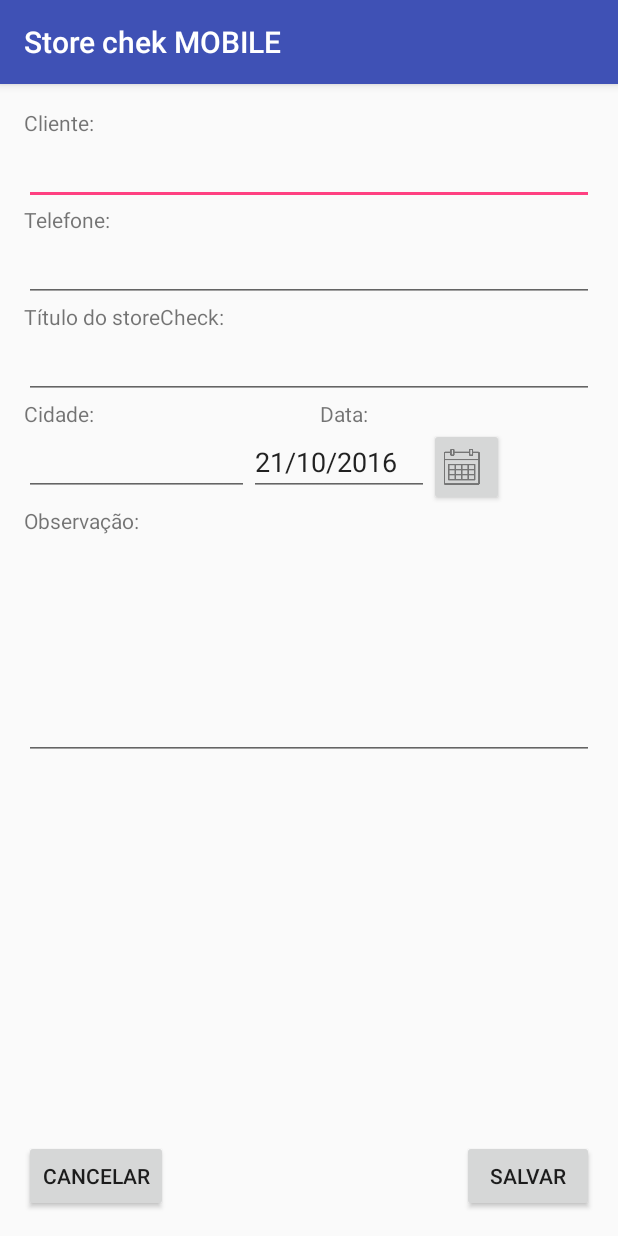
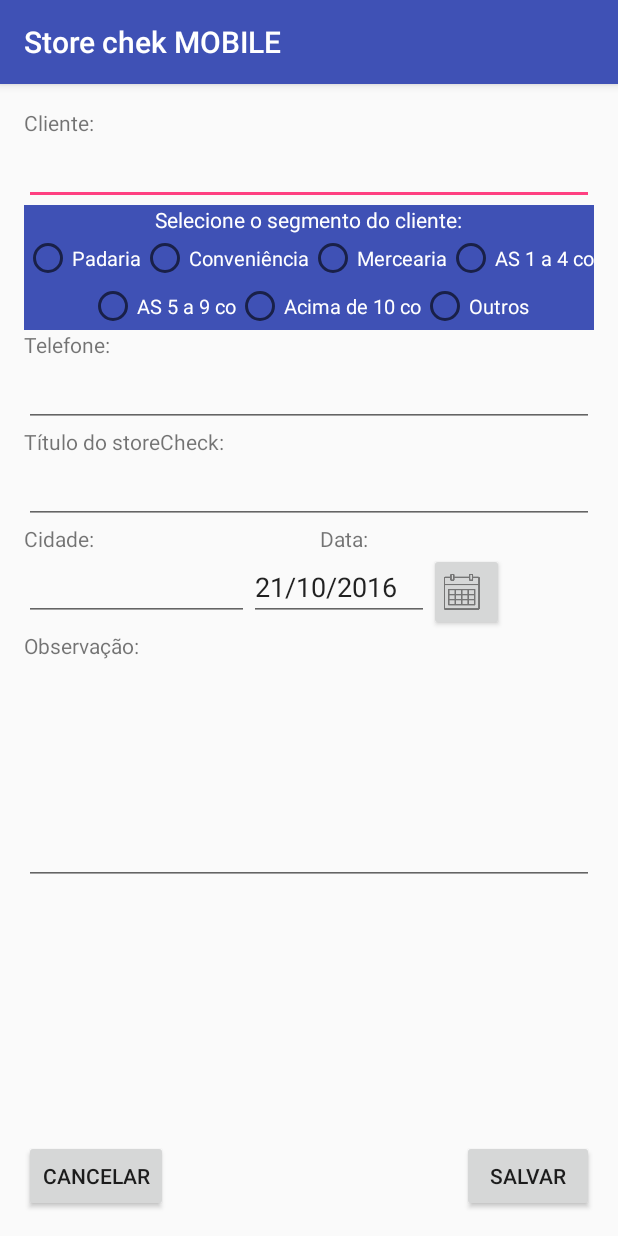
Before and after one commit to lucasaraujoo/StoreCheck, an Android app: the ControladorCotacao screen opened directly, with no data from a screen before it, on a phone screen of 412 x 824 dp. Run offline under Robolectric (Android 15) with nearby library versions, the phone set to English and light mode, and no system bars; 2 statements that could not run were skipped.

Commit message:
Melhorias, correção de bugs

```diff
--- a/app/src/main/java/badgears/storecheck/AjudaActivity.java
+++ b/app/src/main/java/badgears/storecheck/AjudaActivity.java
@@ -1,5 +1,6 @@
 package badgears.storecheck;
 
+import android.content.pm.ActivityInfo;
 import android.support.v7.app.AppCompatActivity;
 import android.os.Bundle;
 import android.view.View;
@@ -13,6 +14,7 @@ public class AjudaActivity extends AppCompatActivity {
     @Override
     protected void onCreate(Bundle savedInstanceState) {
         super.onCreate(savedInstanceState);
+        super.setRequestedOrientation(ActivityInfo.SCREEN_ORIENTATION_PORTRAIT);
 
         setContentView(R.layout.activity_ajuda);
         BtnVoltar = (Button) findViewById(R.id.btnVoltar);
--- a/app/src/main/java/badgears/storecheck/Controladores/ControladorColocarPrecos.java
+++ b/app/src/main/java/badgears/storecheck/Controladores/ControladorColocarPrecos.java
@@ -2,6 +2,7 @@ package badgears.storecheck.Controladores;
 
 import android.content.DialogInterface;
 import android.content.Intent;
+import android.content.pm.ActivityInfo;
 import android.support.v7.app.AppCompatActivity;
 import android.os.Bundle;
 import android.view.View;
@@ -32,6 +33,7 @@ public class ControladorColocarPrecos extends AppCompatActivity {
     protected void onCreate(Bundle savedInstanceState) {
         super.onCreate(savedInstanceState);
         setContentView(R.layout.activity_colocar_precos);
+        super.setRequestedOrientation(ActivityInfo.SCREEN_ORIENTATION_PORTRAIT);
 
         lista = (ListView) findViewById(R.id.ListaProdutosPrecos);
         btnSalvar = (Button) findViewById(R.id.btnSalvarVlr);
--- a/app/src/main/java/badgears/storecheck/Controladores/ControladorCotacao.java
+++ b/app/src/main/java/badgears/storecheck/Controladores/ControladorCotacao.java
@@ -13,6 +13,7 @@ import android.app.DatePickerDialog;
 import android.app.Dialog;
 import android.content.DialogInterface;
 import android.content.Intent;
+import android.content.pm.ActivityInfo;
 import android.support.v7.app.AppCompatActivity;
 import android.os.Bundle;
 import android.text.format.DateUtils;
@@ -50,6 +51,7 @@ public class ControladorCotacao extends AppCompatActivity implements Button.OnCl
     protected void onCreate(Bundle savedInstanceState) {
         super.onCreate(savedInstanceState);
         setContentView(R.layout.activity_cotar);
+        super.setRequestedOrientation(ActivityInfo.SCREEN_ORIENTATION_PORTRAIT);
 
         this.edDataCotacao  =   (EditText)  findViewById(R.id.etData);
         this.edNomeCotacao  =   (EditText)  findViewById(R.id.etNomeCotacao);
@@ -57,6 +59,8 @@ public class ControladorCotacao extends AppCompatActivity implements Button.OnCl
         this.edCidade       =   (EditText)  findViewById(R.id.etCidade);
         this.edNomeCliente  =   (EditText)  findViewById(R.id.edCliente);
         this.edTelefone     =   (EditText)  findViewById(R.id.edTelefone);
+
+        this.edNomeCotacao.setEnabled(false);
 
         botao = (Button) findViewById(R.id.btnPegarData);
         botao.setOnClickListener(this);
@@ -70,9 +74,13 @@ public class ControladorCotacao extends AppCompatActivity implements Button.OnCl
 
 
         long date = System.currentTimeMillis();
-        SimpleDateFormat sdf = new SimpleDateFormat("dd/M/yyyy");
+        SimpleDateFormat sdf = new SimpleDateFormat("dd/MM/yyyy");
         String dateString = sdf.format(date);
         edDataCotacao.setText(dateString);
+        MDaoCotacao oDaoCotacao = new MDaoCotacao(getBaseContext());
+        if(!oDaoCotacao.VerificarNomeCotacaoDia(dateString)){
+            this.edNomeCotacao.setEnabled(true);
+        }
 
         this.carregaCotacaoRecebida();
     }
@@ -114,6 +122,8 @@ public class ControladorCotacao extends AppCompatActivity implements Button.OnCl
                     "DATA = " + data, Toast.LENGTH_SHORT)
                     .show();
             edDataCotacao.setText(data);
+            MDaoCotacao oDaoCotacao = new MDaoCotacao(getBaseContext());
+            oDaoCotacao.VerificarNomeCotacaoDia(data);
         }
     };
 
--- a/app/src/main/java/badgears/storecheck/Controladores/DatePickerFragment.java
+++ b/app/src/main/java/badgears/storecheck/Controladores/DatePickerFragment.java
@@ -36,7 +36,14 @@ public class DatePickerFragment extends DialogFragment
     public void onDateSet(DatePicker view, int year, int month, int day) {
         // Do something with the date chosen by the user
         EditText edDataRelatorio = (EditText) getActivity().findViewById(R.id.etDataRelatorio);
-        edDataRelatorio.setText(view.getDayOfMonth() + "/" + view.getMonth() + "/" + view.getYear());
+        String mes = String.valueOf(view.getMonth() + 1);
+        if(view.getMonth()<9){
+            mes= 0 + mes;
+        }
+        else{
+            mes = mes;
+        }
+        edDataRelatorio.setText(view.getDayOfMonth() + "/" + mes + "/" + view.getYear());
         Toast.makeText(getActivity().getApplicationContext(), "DAta: " + view.getDayOfMonth() + "/" + view.getMonth() + "/" + view.getYear(), Toast.LENGTH_SHORT).show();
 
     }
--- a/app/src/main/java/badgears/storecheck/Cotar.java
+++ b/app/src/main/java/badgears/storecheck/Cotar.java
@@ -1,5 +1,6 @@
 package badgears.storecheck;
 
+import android.content.pm.ActivityInfo;
 import android.support.v7.app.AppCompatActivity;
 import android.os.Bundle;
 
@@ -9,5 +10,6 @@ public class Cotar extends AppCompatActivity {
     protected void onCreate(Bundle savedInstanceState) {
         super.onCreate(savedInstanceState);
         setContentView(R.layout.activity_cotar);
+        super.setRequestedOrientation(ActivityInfo.SCREEN_ORIENTATION_PORTRAIT);
     }
 }
--- a/app/src/main/java/badgears/storecheck/Dao/MDaoCotacao.java
+++ b/app/src/main/java/badgears/storecheck/Dao/MDaoCotacao.java
@@ -3,6 +3,7 @@ package badgears.storecheck.Dao;
 import android.content.Context;
 import android.database.Cursor;
 import android.database.sqlite.SQLiteStatement;
+import android.util.Log;
 
 import java.sql.Date;
 import java.sql.Timestamp;
@@ -56,6 +57,27 @@ public class MDaoCotacao extends  DaoMain {
         }
 
 
+    }
+
+    public boolean VerificarNomeCotacaoDia (String data){
+        boolean retorno = false;
+        String attTotais = "select * from cotacao c where c.Data='" + data +"'";
+
+        Cursor c = db.rawQuery(attTotais, null);
+        try {
+            if (c.getCount() > 0) {
+                c.moveToFirst();
+                do {
+                    retorno = true;
+                    return retorno;
+                }while(c.moveToNext());
+            }
+
+        } finally {
+            c.close();
+
+        }
+return retorno;
     }
 
     public boolean updatePrecos(ArrayList<MCotacaoItem> listaItens){
--- a/app/src/main/java/badgears/storecheck/EscolherItensCotar.java
+++ b/app/src/main/java/badgears/storecheck/EscolherItensCotar.java
@@ -3,6 +3,7 @@ package badgears.storecheck;
 import android.app.Dialog;
 import android.content.DialogInterface;
 import android.content.Intent;
+import android.content.pm.ActivityInfo;
 import android.database.SQLException;
 import android.support.v7.app.AlertDialog;
 import android.support.v7.app.AppCompatActivity;
@@ -41,6 +42,7 @@ public class EscolherItensCotar extends AppCompatActivity {
     protected void onCreate(Bundle savedInstanceState) {
         super.onCreate(savedInstanceState);
         setContentView(R.layout.activity_escolher_itens_cotar);
+        super.setRequestedOrientation(ActivityInfo.SCREEN_ORIENTATION_PORTRAIT);
 
         btnCancelar = (Button) findViewById(R.id.btCancelar);
         btnCancelar.setOnClickListener(new View.OnClickListener() {
@@ -87,13 +89,10 @@ public class EscolherItensCotar extends AppCompatActivity {
 
     private void setCotacaoRecebida(){
         this.oCotacao = (MCotacao) getIntent().getExtras().getParcelable("objCotacao");
-
     }
 
     public boolean VerificarItens(){
         boolean retorno = false;
-
-
         return retorno;
     }
 
@@ -191,12 +190,9 @@ public class EscolherItensCotar extends AppCompatActivity {
     }
 
     public void Salvar(){
-
-
-
         AlertDialog alert = new AlertDialog.Builder(this).create();
         alert.setTitle("Atenção");
-        alert.setMessage("Deseja fechar a cotação ?");
+        alert.setMessage("Deseja fechar o Store Check ?");
         alert.setButton(Dialog.BUTTON_POSITIVE,"Sim, salvar",new DialogInterface.OnClickListener(){
 
             @Override
@@ -207,7 +203,6 @@ public class EscolherItensCotar extends AppCompatActivity {
                 Intent intAddPrecos = new Intent(getBaseContext(), ControladorColocarPrecos.class);
                 intAddPrecos.putExtra("objCotacao", oCotacao);
                 startActivity(intAddPrecos);
-
                // Toast.makeText(getApplicationContext(), "Produtos salvos... \n Faltando gerar relatorio", Toast.LENGTH_SHORT).show();
                 finish();
             }
@@ -220,9 +215,7 @@ public class EscolherItensCotar extends AppCompatActivity {
 
             }
         });
-
         alert.show();
-
     }
 
     public void PegarProdutos (){
--- a/app/src/main/java/badgears/storecheck/Excel.java
+++ b/app/src/main/java/badgears/storecheck/Excel.java
@@ -182,11 +182,11 @@ public class Excel extends DaoMain {
                                     //dfs.setDecimalSeparator('.');
                                     //formatar.setDecimalFormatSymbols(dfs);
                                     int teste = Integer.valueOf(ProdutoRelatorio.getOpcoes().get(0).getQuantidadesNao().get(z));
-                                    int Calcular = Integer.valueOf(formatar.format(teste / QuantidadeCliente));
+                                    int Calcular = Integer.valueOf(teste / QuantidadeCliente)*100;
                                     sheet.addCell(new Label(z+1, QuantidadeCliente+4, String.valueOf(Calcular) + "%",getCellFormat(Colour.ICE_BLUE,Colour.WHITE,12)));
                                     sheet.addCell(new Label(z+1, QuantidadeCliente+5, "" + ProdutoRelatorio.getOpcoes().get(0).getQuantidadesSim().get(z),getCellFormat(Colour.ICE_BLUE,Colour.WHITE,12)));
                                     teste = Integer.valueOf(ProdutoRelatorio.getOpcoes().get(0).getQuantidadesSim().get(z));
-                                    Calcular = Integer.valueOf(formatar.format(teste / QuantidadeCliente));
+                                    Calcular = Integer.valueOf(teste / QuantidadeCliente)*100;
                                     sheet.addCell(new Label(z+1, QuantidadeCliente+6, String.valueOf(Calcular) + "%",getCellFormat(Colour.ICE_BLUE,Colour.WHITE,12)));
                                 }
 
--- a/app/src/main/java/badgears/storecheck/MainActivity.java
+++ b/app/src/main/java/badgears/storecheck/MainActivity.java
@@ -3,6 +3,7 @@ package badgears.storecheck;
 import android.app.Dialog;
 import android.content.DialogInterface;
 import android.content.Intent;
+import android.content.pm.ActivityInfo;
 import android.content.res.Configuration;
 import android.os.Bundle;
 import android.support.design.widget.FloatingActionButton;
@@ -39,6 +40,7 @@ public class MainActivity extends AppCompatActivity {
     @Override
     protected void onCreate(Bundle savedInstanceState) {
         super.onCreate(savedInstanceState);
+        super.setRequestedOrientation(ActivityInfo.SCREEN_ORIENTATION_PORTRAIT);
         setContentView(R.layout.activity_main);
         Toolbar toolbar = (Toolbar) findViewById(R.id.toolbar);
         setSupportActionBar(toolbar);
--- a/app/src/main/java/badgears/storecheck/Relatorio.java
+++ b/app/src/main/java/badgears/storecheck/Relatorio.java
@@ -4,6 +4,7 @@ import android.app.Dialog;
 import android.content.ActivityNotFoundException;
 import android.content.DialogInterface;
 import android.content.Intent;
+import android.content.pm.ActivityInfo;
 import android.net.Uri;
 import android.os.Environment;
 import android.support.v7.app.AlertDialog;
@@ -34,6 +35,7 @@ public class Relatorio extends AppCompatActivity {
     protected void onCreate(Bundle savedInstanceState) {
         super.onCreate(savedInstanceState);
         setContentView(R.layout.activity_relatorio);
+        super.setRequestedOrientation(ActivityInfo.SCREEN_ORIENTATION_PORTRAIT);
 
         btnGerarRelatorio = (Button) findViewById(R.id.btnGerarRelatorio);
         btnVoltar = (Button) findViewById(R.id.btnVoltarRelatorio);
--- a/app/src/main/res/layout/activity_cotar.xml
+++ b/app/src/main/res/layout/activity_cotar.xml
@@ -23,11 +23,110 @@
         android:maxLines="1"
         android:layout_below="@+id/textViewcCli"/>
 
+    <RelativeLayout
+        android:id="@+id/rlSegmentacao"
+        android:layout_width="match_parent"
+        android:layout_height="wrap_content"
+        android:background="@color/colorPrimary"
+        android:layout_below="@+id/edCliente">
+
+        <TextView
+            android:id="@+id/tvSegmentacao"
+            android:layout_width="wrap_content"
+            android:textColor="#ffff"
+            android:layout_height="wrap_content"
+            android:layout_centerHorizontal="true"
+            android:text="Selecione o segmento do cliente:"/>
+
+        <RadioGroup
+            android:layout_width="wrap_content"
+            android:layout_height="wrap_content"
+            android:gravity="center"
+            android:layout_below="@+id/tvSegmentacao"
+            android:orientation="vertical">
+
+            <LinearLayout
+                android:layout_width="wrap_content"
+                android:layout_height="wrap_content"
+                android:layout_weight="1" >
+                <RadioButton
+                    android:id="@+id/radio_one0Id"
+                    android:layout_width="wrap_content"
+                    android:layout_height="wrap_content"
+                    android:textColor="#ffff"
+                    android:text="Padaria"
+                    android:onClick="oneRadioButtonClicked"
+                    android:textSize="13sp" />
+                <RadioButton
+                    android:id="@+id/radio_one5Id"
+                    android:layout_width="wrap_content"
+                    android:layout_height="wrap_content"
+                    android:textColor="#ffff"
+                    android:onClick="oneRadioButtonClicked"
+                    android:text="Conveniência"
+                    android:textSize="13sp" />
+
+                <RadioButton
+                    android:id="@+id/radio_one10Id"
+                    android:layout_width="wrap_content"
+                    android:layout_height="wrap_content"
+                    android:textColor="#ffff"
+                    android:onClick="oneRadioButtonClicked"
+                    android:text="Mercearia"
+                    android:textSize="13sp" />
+                <RadioButton
+                    android:id="@+id/radio_one20Id"
+                    android:layout_width="wrap_content"
+                    android:layout_height="wrap_content"
+                    android:textColor="#ffff"
+                    android:onClick="oneRadioButtonClicked"
+                    android:text="AS 1 a 4 co"
+                    android:textSize="13sp" />
+            </LinearLayout>
+
+            <LinearLayout
+                android:layout_width="wrap_content"
+                android:layout_height="wrap_content"
+                android:layout_weight="1"
+                android:orientation="horizontal" >
+
+                <RadioButton
+                    android:id="@+id/radio_one65Id"
+                    android:layout_width="wrap_content"
+                    android:layout_height="wrap_content"
+                    android:textColor="#ffff"
+                    android:onClick="oneRadioButtonClicked"
+                    android:text="AS 5 a 9 co"
+                    android:textSize="13sp" />
+
+                <RadioButton
+                    android:id="@+id/radio_one75Id"
+                    android:layout_width="wrap_content"
+                    android:layout_height="wrap_content"
+                    android:textColor="#ffff"
+                    android:onClick="oneRadioButtonClicked"
+                    android:text="Acima de 10 co"
+                    android:textSize="13sp" />
+                <RadioButton
+                    android:id="@+id/radio_one85Id"
+                    android:layout_width="wrap_content"
+                    android:layout_height="wrap_content"
+                    android:textColor="#ffff"
+                    android:onClick="oneRadioButtonClicked"
+                    android:text="Outros"
+                    android:textSize="13sp" />
+
+
+            </LinearLayout>
+
+        </RadioGroup>
+        </RelativeLayout>
+
     <TextView
         android:layout_width="match_parent"
         android:layout_height="wrap_content"
         android:text="Telefone: "
-        android:layout_below="@+id/edCliente"
+        android:layout_below="@+id/rlSegmentacao"
         android:id="@+id/textViewcTel"/>
 
     <EditText
```
